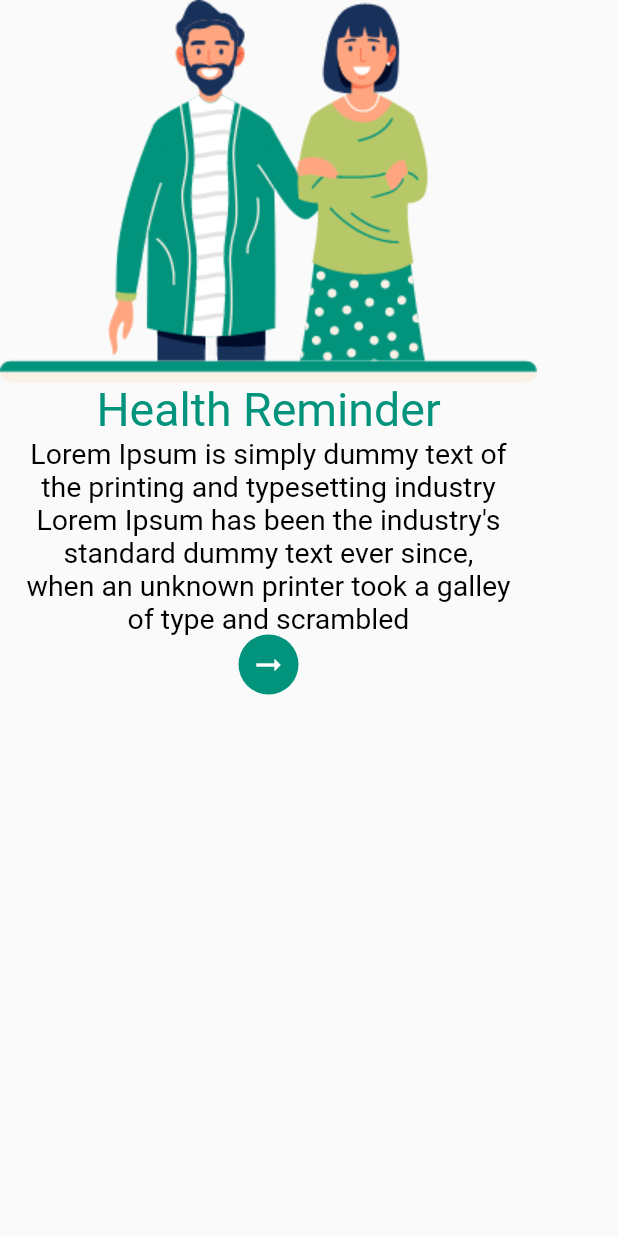
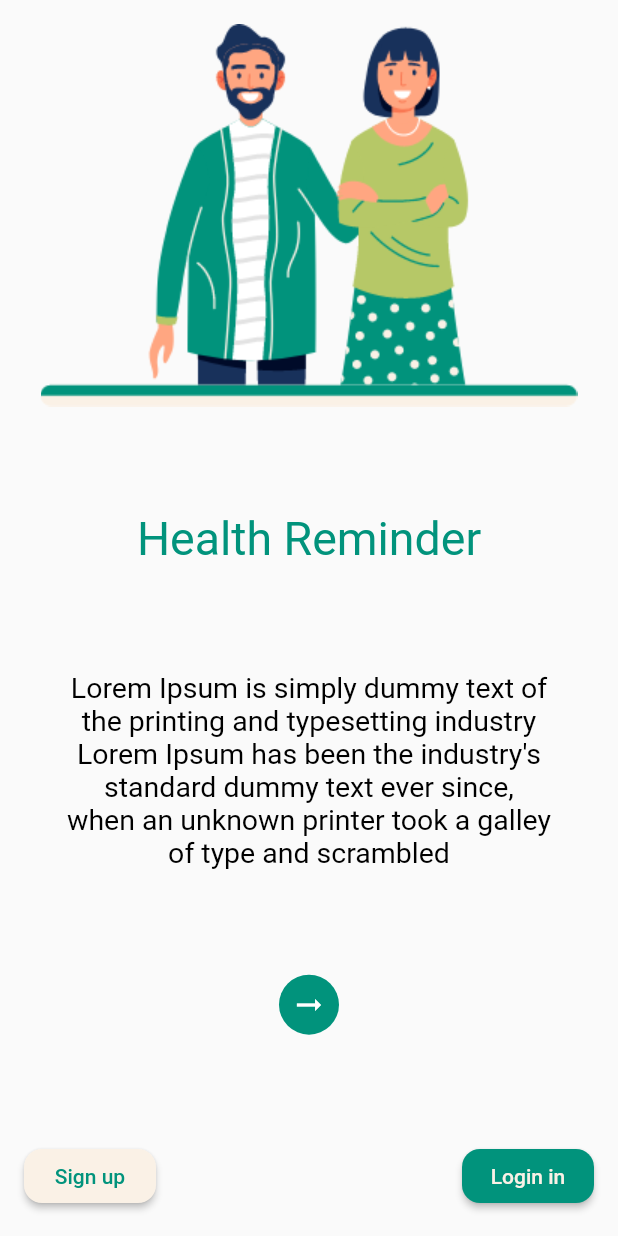
Before and after one commit to michaelemad98/medicine-reminder-, a Flutter app: the screen it shows after launch, on a phone screen of 412 x 824 dp. Run offline on Flutter 3.47's test engine with Material 2 defaults, Android fonts, the phone set to English and light mode, and no system bars; Roboto replaces fonts that are missing (Square721 BT).

Commit message:
michael edit Spalsh Screen and add new widgets buttons

```diff
--- /dev/null
+++ b/lib/components/reusable/buttonwidgets.dart
@@ -0,0 +1,38 @@
+import 'package:flutter/material.dart';
+
+class DeafultButtonEvelete extends StatelessWidget {
+
+    final Color onprimary;
+    final Color primary;
+    final GestureTapCallback onpreased;
+    final String Texts;
+
+
+
+  const DeafultButtonEvelete({required this.onprimary,required this.primary,required this.onpreased,required this.Texts,});
+
+//  final  ButtonStyle raisedButtonStyle = ElevatedButton.styleFrom(
+//     onPrimary: Colors.black,
+//     primary: Colors.white,
+//     minimumSize: Size(88, 36),
+//     padding: EdgeInsets.symmetric(horizontal: 16),
+//     shape: const RoundedRectangleBorder(
+//       borderRadius: BorderRadius.all(Radius.circular(20)),
+//     ),
+//   );
+  @override
+  Widget build(BuildContext context) {
+    return ElevatedButton(
+        style:ElevatedButton.styleFrom(
+          onPrimary: onprimary,
+          primary: primary,
+          minimumSize: Size(88, 36),
+           padding: EdgeInsets.symmetric(horizontal: 16),
+     shape: const RoundedRectangleBorder(
+       borderRadius: BorderRadius.all(Radius.circular(12)),
+     ),
+        ) ,
+        onPressed: onpreased,
+        child: Text(Texts));
+  }
+}
--- a/lib/constants/colors.dart
+++ b/lib/constants/colors.dart
@@ -2,4 +2,5 @@ import 'package:flutter/material.dart';
 
 class AppColors {
   static const Color defaultColor = Color(0xFF01937C);
+   static const Color accentColor = Color(0xFFFAF1E6);
 }
--- a/lib/ui/splashScreen.dart
+++ b/lib/ui/splashScreen.dart
@@ -1,5 +1,9 @@
 
 import 'package:flutter/material.dart';
+import 'package:medcinerminder/components/reusable/buttonwidgets.dart';
+import 'package:medcinerminder/constants/colors.dart';
+
+import 'authScreens/loginScreen/loginScreen.dart';
 
 class SplashScreen extends StatefulWidget {
   @override
@@ -11,7 +15,11 @@ class _SplashScreenState extends State<SplashScreen> {
   Widget build(BuildContext context) {
     return Scaffold(
       body: SafeArea(
-        child: Column(children: [
+        child: Padding(
+          padding: const EdgeInsets.all(16.0),
+          child: Column(
+            mainAxisAlignment: MainAxisAlignment.spaceBetween,
+            children: [
             Image(image: AssetImage('images/menwoman.png')),
             Text(
             'Health Reminder',
@@ -32,7 +40,26 @@ class _SplashScreenState extends State<SplashScreen> {
             textAlign: TextAlign.center,
           ),
       CircleAvatar(child: Icon(Icons.arrow_right_alt,color:Colors.white),backgroundColor:const Color(0xff01937c) ,),
+          Row(
+            mainAxisAlignment: MainAxisAlignment.spaceBetween,
+            children: [
+              DeafultButtonEvelete(onprimary:AppColors.defaultColor ,primary:AppColors.accentColor,Texts: 'Sign up',onpreased: (){
+
+
+              },),
+               DeafultButtonEvelete(onprimary:AppColors.accentColor ,primary:AppColors.defaultColor,Texts: 'Login in',onpreased: (){
+                 Navigator.push(
+                        context,
+                        MaterialPageRoute(builder: (context) => LoginScreen()),
+                      );
+
+              },),
+            ],
+          )
+
           ],),
+        ),
+
       )
     );
   }
```
Lines whose indentation alone changed are shown as unchanged.
